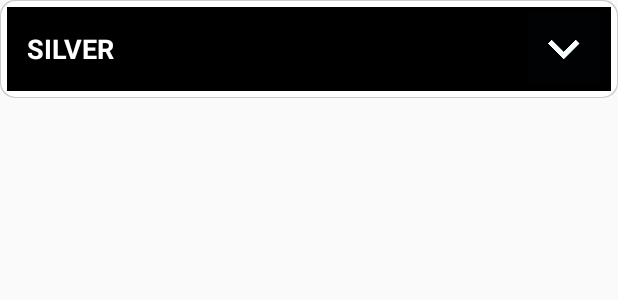
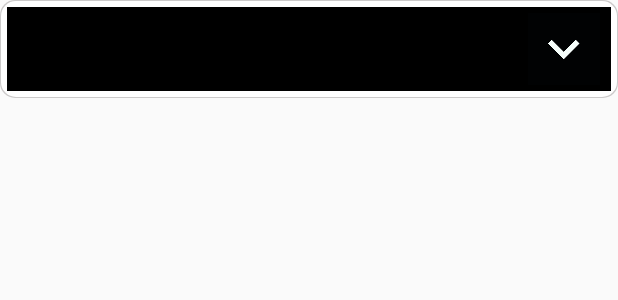
Before and after one commit to AkkiKulshrestha/MarketXilla, an Android app: the layout plans_items.xml on its own in the app's theme, with its tools: preview values and no code run, on a phone screen of 412 x 824 dp. Shown: the top 300 px of the screen. Run offline under Robolectric (Android 15) with nearby library versions, the phone set to English and light mode, and no system bars; network calls fail.

Commit message:
Updated changes

```diff
--- a/app/src/main/res/layout/activity_subscription_plan.xml
+++ b/app/src/main/res/layout/activity_subscription_plan.xml
@@ -37,7 +37,7 @@
                     android:gravity="center"
                     android:minLines="2"
                     android:padding="16dp"
-                    android:text="NO ACTIVE PLAN"
+                    android:text=""
                     android:textAlignment="center"
                     android:textAllCaps="true"
                     android:textColor="@color/white"
--- a/app/src/main/res/layout/plans_items.xml
+++ b/app/src/main/res/layout/plans_items.xml
@@ -28,7 +28,7 @@
                 android:layout_weight="2.5"
                 android:gravity="start"
                 android:padding="8dp"
-                android:text="Silver"
+                android:text=""
                 android:textAllCaps="true"
                 android:textAppearance="?android:attr/textAppearanceSmall"
                 android:textColor="@color/white"
@@ -73,20 +73,20 @@
                     android:background="@drawable/border"
                     android:gravity="start"
                     android:padding="8dp"
-                    android:text="Transaction Details"
+                    android:text="Plan Name"
                     android:textAppearance="?android:attr/textAppearanceSmall"
                     android:textColor="@color/dark_grey"
                     android:textSize="12sp" />
 
                 <TextView
-                    android:id="@+id/tv_transaction_details"
+                    android:id="@+id/tv_planname"
                     android:layout_width="wrap_content"
                     android:layout_height="wrap_content"
                     android:layout_weight="2"
                     android:background="@drawable/border"
                     android:gravity="right"
                     android:padding="8dp"
-                    android:text="@string/basic"
+                    android:text=""
                     android:textAppearance="?android:attr/textAppearanceSmall"
                     android:textColor="@color/black"
                     android:textSize="12sp"
@@ -236,9 +236,44 @@
 
             </TableRow>
 
+            <TableRow
+                android:id="@+id/table6"
+                android:layout_width="match_parent"
+                android:layout_height="wrap_content"
+                android:layout_gravity="center"
+                android:gravity="center"
+                android:weightSum="3">
 
+                <TextView
+                    android:layout_width="wrap_content"
+                    android:layout_height="wrap_content"
+                    android:layout_weight="1"
+                    android:background="@drawable/border"
+                    android:gravity="start"
+                    android:padding="8dp"
+                    android:text="Transaction Details"
+                    android:textAppearance="?android:attr/textAppearanceSmall"
+                    android:textColor="@color/dark_grey"
+                    android:textSize="12sp" />
+
+                <TextView
+                    android:id="@+id/tv_transaction_details"
+                    android:layout_width="wrap_content"
+                    android:layout_height="wrap_content"
+                    android:layout_weight="2"
+                    android:background="@drawable/border"
+                    android:gravity="right"
+                    android:padding="8dp"
+                    android:text=""
+                    android:textAppearance="?android:attr/textAppearanceSmall"
+                    android:textColor="@color/black"
+                    android:textSize="12sp"
+                    android:textStyle="bold" />
+
+
+            </TableRow>
             <LinearLayout
-                android:id="@+id/tableRow6"
+                android:id="@+id/tableRow7"
                 android:layout_width="match_parent"
                 android:layout_height="wrap_content"
                 android:layout_gravity="center"
```
Also changed, not shown: app/src/main/java/in/techxilla/www/marketxilla/SubscriptionPlanActivity.java (+36 -38 lines).
